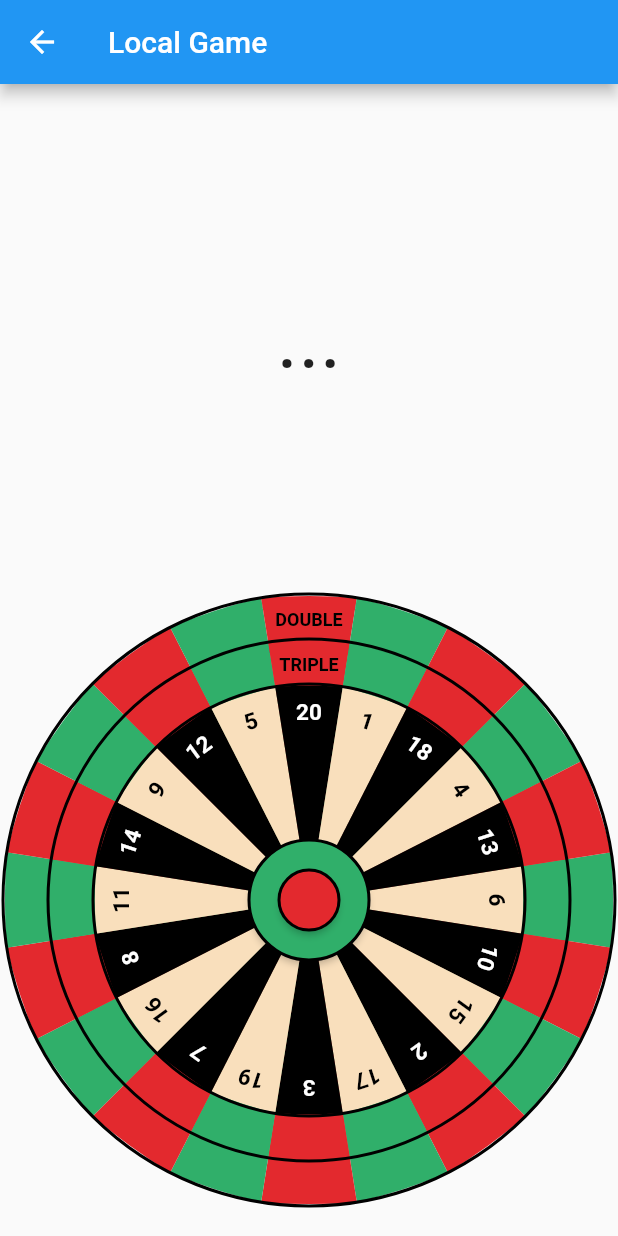
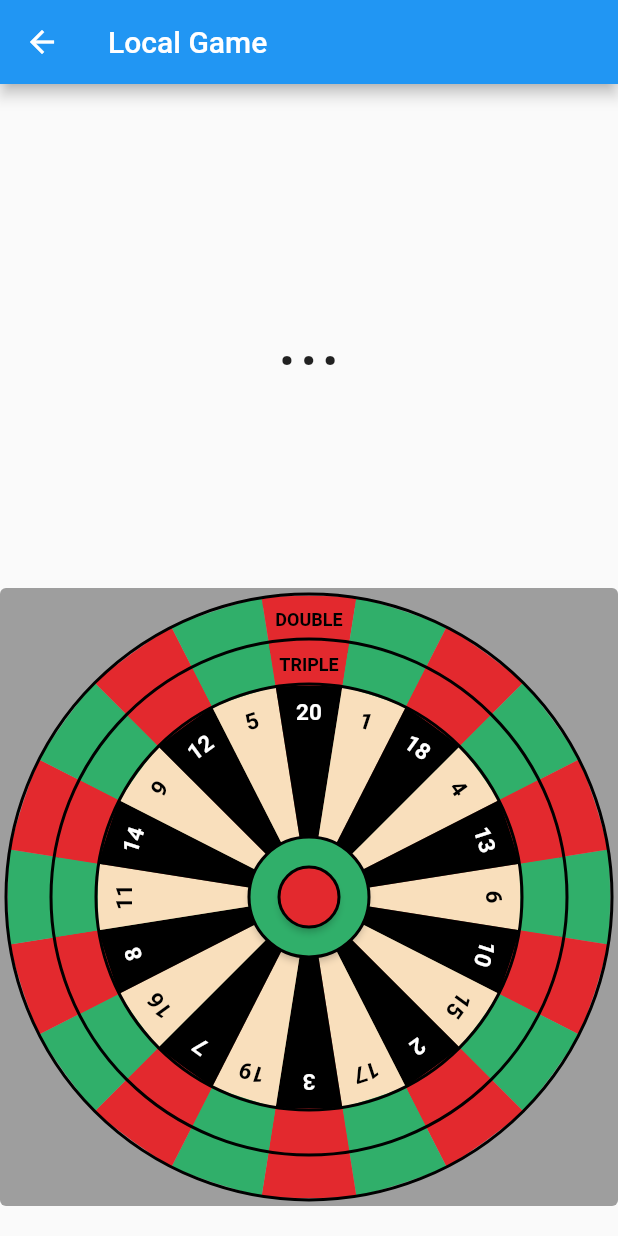
Before and after one commit to betusin/darts-counter, a Flutter app: the screen it shows after launch, after a tap on "New Local Game", on a phone screen of 412 x 824 dp. Run offline on Flutter 3.47's test engine with Material 2 defaults, Android fonts, the phone set to English and light mode, and no system bars; our stand-ins replace firebase_core, fl_chart; accounts and stored records are empty; generated files the repository leaves out were written again.

Commit message:
added zero behind dartboard for misses and small fix of offset from sides

```diff
--- a/lib/board/border_painter.dart
+++ b/lib/board/border_painter.dart
@@ -14,9 +14,13 @@ class BorderPainter extends CustomPainter {
   final TextPainter _textPainter =
       TextPainter(textDirection: TextDirection.ltr);
 
+  final double radius;
+
+  BorderPainter({required this.radius});
+
   @override
   void paint(Canvas canvas, Size size) {
-    final double radius = size.width / 2;
+    final double radius = (size.width - boardFromSideOffset) / 2;
     canvas.translate(
         size.width / 2,
         size.height /
--- a/lib/board/constants.dart
+++ b/lib/board/constants.dart
@@ -5,6 +5,7 @@ const Color dartboardRed = Color(0xffe3292e);
 const Color dartboardWhite = Color(0xfff9dfbc);
 const Color dartboardBlack = Colors.black;
 const Color highlightYellow = Color(0xbdffe545);
+const Color dartboardBackground = Colors.grey;   //placeholder, just so we can see there is zero around the board
 
 // TODO maybe calculate these values to percentage of screen width ?
 // now it will probably look very weird on a big screen (tablet) - maybe not
@@ -15,6 +16,8 @@ const double textFromCircleOffset = 10;
 const double bullsEyeDiameter = 40;
 const double outerBullsEyeDiameter = 80;
 
+const double boardFromSideOffset = 8;
+
 const TextStyle textInsideBoardStyle = TextStyle(
   color: Colors.black,
   fontSize: 12,
--- a/lib/board/dart_board.dart
+++ b/lib/board/dart_board.dart
@@ -1,9 +1,11 @@
 import 'package:dartboard/board/border_painter.dart';
 import 'package:dartboard/board/bullseye.dart';
+import 'package:dartboard/board/constants.dart';
 import 'package:dartboard/board/inner_segments.dart';
 import 'package:dartboard/board/double_segments.dart';
 import 'package:dartboard/board/score_label.dart';
 import 'package:dartboard/board/triple_segments.dart';
+import 'package:dartboard/board/zero_segment.dart';
 import 'package:flutter/material.dart';
 
 class DartBoard extends StatelessWidget {
@@ -11,23 +13,22 @@ class DartBoard extends StatelessWidget {
 
   @override
   Widget build(BuildContext context) {
-    double widthOfBoard = MediaQuery.of(context).size.width - 4;
-    return Padding(
-      padding: const EdgeInsets.symmetric(horizontal: 2.0),
-      child: Column(
+    double widthOfScreen = MediaQuery.of(context).size.width;
+    return Column(
       children: [
         Expanded(child: Container()),
         ScoreLabel(),
         Expanded(child: Container()),
         Center(
             child: CustomPaint(
-            foregroundPainter: BorderPainter(),
+          foregroundPainter: BorderPainter(radius: widthOfScreen - boardFromSideOffset),
           child: RepaintBoundary(
             // repaint boundary so BorderPainter isn't called everytime other widget is repainting
             child: Stack(alignment: Alignment.center, children: [
-                DoubleSegments(widthOfWholeBoard: widthOfBoard),
-                TripleSegments(widthOfWholeBoard: widthOfBoard),
-                InnerSegments(widthOfWholeBoard: widthOfBoard),
+              ZeroSegment(widthOfWholeBoard: widthOfScreen),
+              DoubleSegments(widthOfWholeBoard: widthOfScreen - boardFromSideOffset),
+              TripleSegments(widthOfWholeBoard: widthOfScreen - boardFromSideOffset),
+              InnerSegments(widthOfWholeBoard: widthOfScreen - boardFromSideOffset),
               BullsEye(),
             ]),
           ),
@@ -36,7 +37,6 @@ class DartBoard extends StatelessWidget {
           height: 20,
         ),
       ],
-      ),
     );
   }
 }
--- /dev/null
+++ b/lib/board/zero_segment.dart
@@ -0,0 +1,36 @@
+import 'package:dartboard/board/constants.dart';
+import 'package:flutter/material.dart';
+import 'package:provider/provider.dart';
+
+import '../model/current_score_notifier.dart';
+
+class ZeroSegment extends StatelessWidget {
+  final double widthOfWholeBoard;
+
+  const ZeroSegment({super.key, required this.widthOfWholeBoard});
+
+  @override
+  Widget build(BuildContext context) {
+    final currentScore = context.read<CurrentScoreNotifier>();
+    return Container(
+      height: widthOfWholeBoard,
+      width: widthOfWholeBoard,
+      child: ElevatedButton(
+          onPressed: () {currentScore.setScore(0);},
+          style: ButtonStyle(
+            elevation: MaterialStateProperty.all(0),
+            backgroundColor: MaterialStateProperty.all(dartboardBackground),
+            overlayColor: MaterialStateProperty.resolveWith<Color?>(
+                  (Set<MaterialState> states) {
+                if (states.contains(MaterialState.pressed)) {
+                  return highlightYellow;
+                }
+                return null;
+              },
+            ),
+          ),
+          child: null
+      ),
+    );
+  }
+}
```
Lines whose indentation alone changed are shown as unchanged.
